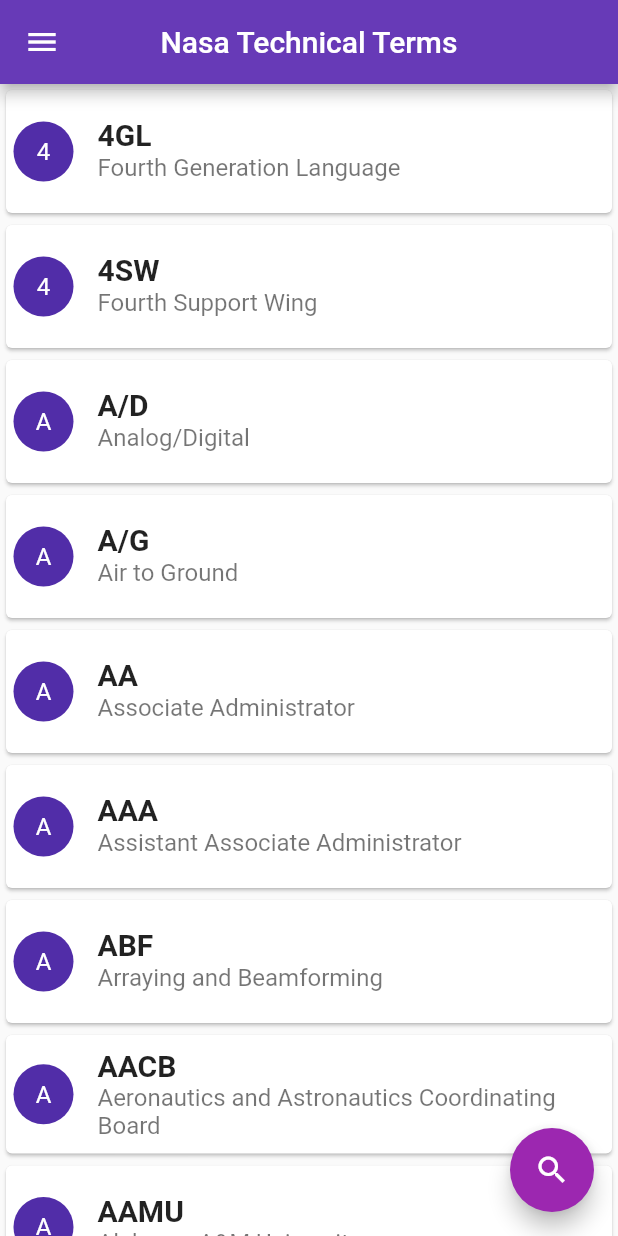
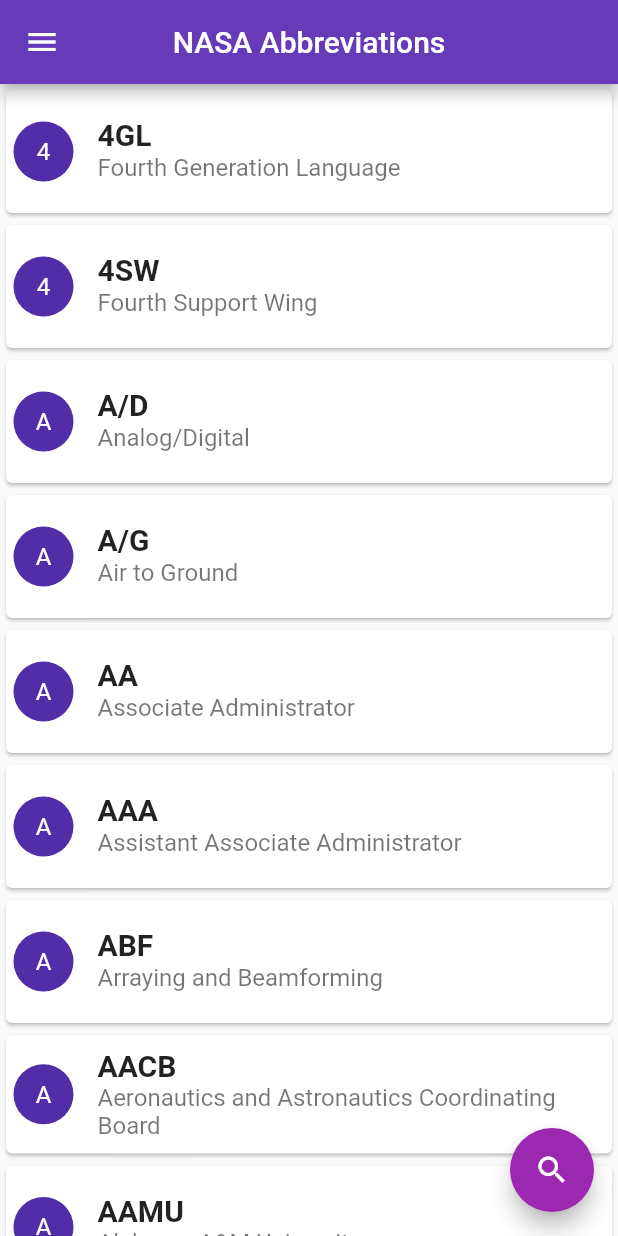
Before and after one commit to biswa1751/nasa-earth-dictionary, a Flutter app: the screen it shows after launch, on a phone screen of 412 x 824 dp. Run offline on Flutter 3.47's test engine with Material 2 defaults, Android fonts, the phone set to English and light mode, and no system bars; missing offline and left inert: material_search.

Commit message:
Updating Icon and Name

```diff
--- a/lib/UI/home_page.dart
+++ b/lib/UI/home_page.dart
@@ -23,7 +23,7 @@
   Widget build(BuildContext context) {
     return Scaffold(
       appBar: AppBar(
-        title: Text("Nasa Technical Terms"),
+        title: Text("NASA Abbreviations"),
         centerTitle: true,
       ),
       body: ListView.builder(
--- a/lib/main.dart
+++ b/lib/main.dart
@@ -7,7 +7,7 @@
   @override
   Widget build(BuildContext context) {
     return new MaterialApp(
-      title: 'Nasa Technical Terms',
+      title: 'NASA Abbreviation',
       theme: new ThemeData(
         primarySwatch: Colors.deepPurple,
         accentColor: Colors.purple,
```
Also changed, not shown: 13 other files.
